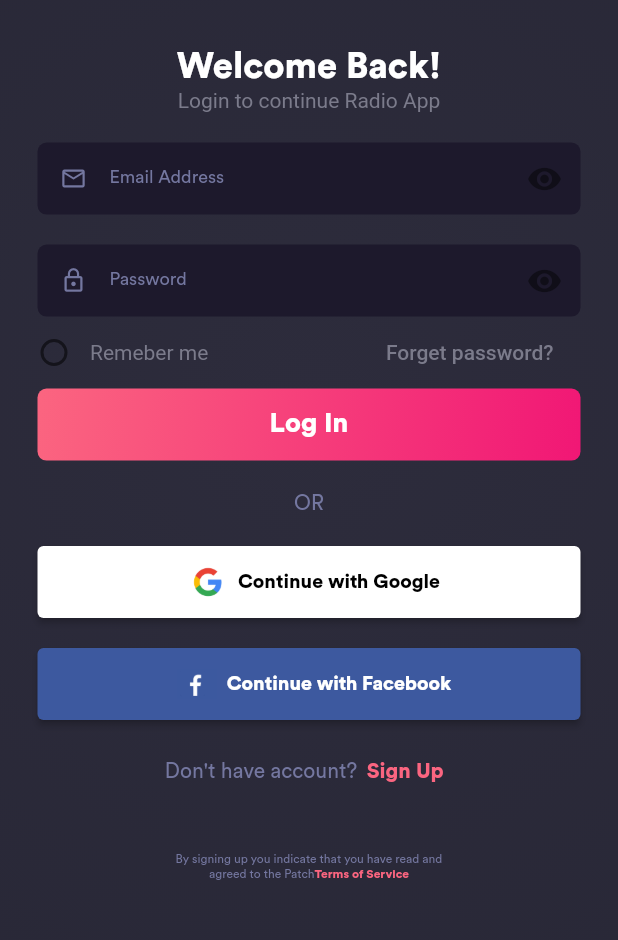
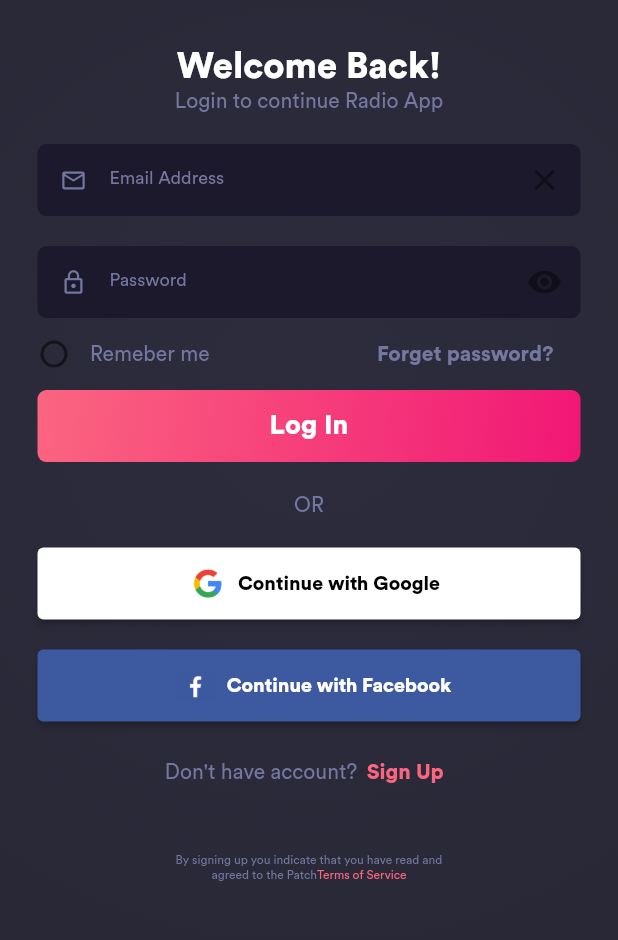
Before and after one commit to Drako-Rexon/Poddy_Caster, a Flutter app: the screen it shows after launch, on a phone screen of 412 x 824 dp, the part 213-1153 px from its top. Run offline on Flutter 3.47's test engine with Material 2 defaults, Android fonts, the phone set to English and light mode, and no system bars; our stand-ins replace get.

Commit message:
sign in UI complete dynamic remaining

```diff
--- a/lib/authorization/components/input_info_text_field.dart
+++ b/lib/authorization/components/input_info_text_field.dart
@@ -21,75 +21,11 @@ class _InputInfoTextFieldState extends State<InputInfoTextField> {
   final textController = TextEditingController();
   bool visiblePass = true;
 
-  @override
-  void initState() {
-    // TODO: implement initState
-    super.initState();
 
-    textController.addListener(() => setState(() {}));
-  }
 
   @override
   Widget build(BuildContext context) {
     double devWidth = MediaQuery.of(context).size.width;
-    return Container(
-      decoration: BoxDecoration(
-        color: Color(0xFF1D192C),
-        borderRadius: BorderRadius.circular(6),
-      ),
-      width: devWidth - 50,
-      child: TextField(
-        style: TextStyle(color: Color(0xFF7477A0)),
-        obscureText: visiblePass,
-        keyboardType: widget.inType,
-        decoration: InputDecoration(
-          fillColor: Colors.white,
-          border: InputBorder.none,
-          prefixIcon: Icon(
-            widget.icon,
-            color: Color(0xFF7477A0),
-            size: 18,
-          ),
-          // suffixIcon: textController.text.isEmpty
-          //     ? Container(width: 0)
-          //     : IconButton(
-          //         icon: Icon(
-          //           Icons.close,
-          //           color: Colors.white /*Color(0xFF7477A0)*/,
-          //         ),
-          //         onPressed: () {
-          //           textController.clear();
-          //           print(textController.text.isEmpty);
-          //         }),
-          suffixIcon: IconButton(
-            icon: visiblePass
-                ? Icon(Icons.visibility)
-                : Icon(Icons.visibility_off),
-            onPressed: () {
-              setState(() {
-                visiblePass = !visiblePass;
-              });
-            },
-          ),
-          // suffixIcon: IconButton(
-          //   icon: textController.text.isNotEmpty
-          //       ? Container(width: 0)
-          //       : Icon(Icons.close),
-          //   onPressed: () {
-          //     setState(() {
-          //       visiblePass = !visiblePass;
-          //     });
-          //   },
-          // ),
-          hintText: widget.text,
-          hintStyle: TextStyle(
-            fontFamily: 'CircularStd-Book',
-            color: Color(0xFF7477A0),
-            fontSize: 12,
-          ),
-        ),
-        textInputAction: TextInputAction.next,
-      ),
-    );
+    return Container();
   }
 }
--- a/lib/authorization/sign_in/sign_in.dart
+++ b/lib/authorization/sign_in/sign_in.dart
@@ -3,9 +3,10 @@ import 'package:get/get.dart';
 import 'package:podcast_app/Terms_of_service/terms_of_service.dart';
 import 'package:podcast_app/authorization/components/input_info_text_field.dart';
 import 'package:podcast_app/authorization/components/sign_in_button.dart';
+import 'package:podcast_app/components/normal_text.dart';
 
 class SignInPage extends StatefulWidget {
-  const SignInPage({Key? key}) : super(key: key);
+  SignInPage({Key? key}) : super(key: key);
 
   @override
   State<SignInPage> createState() => _SignInPageState();
@@ -13,12 +14,21 @@ class SignInPage extends StatefulWidget {
 
 class _SignInPageState extends State<SignInPage> {
   bool value = false;
+  bool isVisible = false;
+  final textController = TextEditingController();
+
+  @override
+  void initState() {
+    // TODO: implement initState
+    super.initState();
+    textController.addListener(() => setState(() {}));
+  }
+
   @override
   Widget build(BuildContext context) {
     double devWidth = MediaQuery.of(context).size.width;
     double devHeight = MediaQuery.of(context).size.height;
     return Scaffold(
-      // backgroundColor: RadialGradient(colors: []),
       body: SafeArea(
         child: Container(
           height: devHeight,
@@ -40,32 +50,93 @@ class _SignInPageState extends State<SignInPage> {
                       Image.asset('assets/images/logo.png', fit: BoxFit.cover),
                 ),
                 SizedBox(height: 30),
-                Text(
-                  "Welcome Back!",
-                  style: TextStyle(
-                    color: Colors.white,
-                    fontFamily: 'CircularStd',
-                    fontSize: 24,
+                NormalText(
+                  text: "Welcome Back!",
+                  isBold: true,
+                  textColor: Colors.white,
+                  textSize: 24,
+                ),
+                NormalText(text: "Login to continue Radio App"),
+                SizedBox(height: 20),
+                Container(
+                  decoration: BoxDecoration(
+                    color: Color(0xFF1D192C),
+                    borderRadius: BorderRadius.circular(6),
                   ),
-                ),
-                Text(
-                  "Login to continue Radio App",
-                  style: TextStyle(
-                    color: Color(0xFF7B7B8B),
+                  width: devWidth - 50,
+                  child: TextField(
+                    style: TextStyle(color: Color(0xFF7477A0)),
+                    keyboardType: TextInputType.emailAddress,
+                    decoration: InputDecoration(
+                      border: InputBorder.none,
+                      prefixIcon: Icon(
+                        Icons.mail_outline,
+                        color: Color(0xFF7477A0),
+                        size: 18,
+                      ),
+                      suffixIcon: textController.text.isNotEmpty
+                          ? Container(width: 0)
+                          : IconButton(
+                              icon: Icon(Icons.close),
+                              onPressed: () {
+                                setState(() {
+                                  textController.clear();
+                                });
+                              },
+                            ),
+                      hintText: "Email Address",
+                      hintStyle: TextStyle(
+                        fontFamily: 'CircularStd-Book',
+                        color: Color(0xFF7477A0),
+                        fontSize: 12,
+                      ),
+                    ),
+                    textInputAction: TextInputAction.next,
                   ),
                 ),
                 SizedBox(height: 20),
-                InputInfoTextField(
-                  text: "Email Address",
-                  icon: Icons.email_outlined,
-                  inType: TextInputType.text,
+                Container(
+                  decoration: BoxDecoration(
+                    color: Color(0xFF1D192C),
+                    borderRadius: BorderRadius.circular(6),
+                  ),
+                  width: devWidth - 50,
+                  child: TextField(
+                    obscureText: !isVisible,
+                    style: TextStyle(color: Color(0xFF7477A0)),
+                    keyboardType: TextInputType.emailAddress,
+                    decoration: InputDecoration(
+                      border: InputBorder.none,
+                      prefixIcon: Icon(
+                        Icons.lock_outline,
+                        color: Color(0xFF7477A0),
+                        size: 18,
+                      ),
+                      suffixIcon: IconButton(
+                        icon: Icon(isVisible
+                            ? Icons.visibility_off
+                            : Icons.remove_red_eye),
+                        onPressed: () {
+                          setState(() {
+                            isVisible = !isVisible;
+                          });
+                        },
+                      ),
+                      hintText: "Password",
+                      hintStyle: TextStyle(
+                        fontFamily: 'CircularStd-Book',
+                        color: Color(0xFF7477A0),
+                        fontSize: 12,
+                      ),
+                    ),
+                    textInputAction: TextInputAction.next,
+                  ),
                 ),
-                SizedBox(height: 20),
-                InputInfoTextField(
-                  text: "Password",
-                  icon: Icons.lock_outline,
-                  obsText: true,
-                ),
+                // InputInfoTextField(
+                //   text: "Password",
+                //   icon: Icons.lock_outline,
+                //   obsText: true,
+                // ),
                 Container(
                   padding: const EdgeInsets.only(left: 12, right: 27),
                   child: Row(
@@ -84,21 +155,14 @@ class _SignInPageState extends State<SignInPage> {
                               });
                             },
                           ),
-                          Text(
-                            "Remeber me",
-                            style: TextStyle(
-                              color: Color(0xFF7B7B8B),
-                            ),
-                          ),
+                          NormalText(text: "Remeber me"),
                         ],
                       ),
                       FlatButton(
                         onPressed: () {},
-                        child: Text(
-                          "Forget password?",
-                          style: TextStyle(
-                            color: Color(0xFF7B7B8B),
-                          ),
+                        child: NormalText(
+                          text: "Forget password?",
+                          isBold: true,
                         ),
                       ),
                     ],
@@ -117,24 +181,16 @@ class _SignInPageState extends State<SignInPage> {
                   child: TextButton(
                     style: ButtonStyle(),
                     onPressed: () {},
-                    child: Text(
-                      "Log In",
-                      style: TextStyle(
-                        color: Colors.white,
-                        fontFamily: 'CircularStd',
-                        fontSize: 18,
-                      ),
+                    child: NormalText(
+                      text: "Log In",
+                      textColor: Colors.white,
+                      textSize: 18,
+                      isBold: true,
                     ),
                   ),
                 ),
                 SizedBox(height: 20),
-                Text(
-                  "OR",
-                  style: TextStyle(
-                    color: Color(0xFF7477A0),
-                    fontFamily: 'CircularStd-Book',
-                  ),
-                ),
+                NormalText(text: "OR"),
                 SizedBox(height: 20),
                 SignInButtoncustom(
                   text: "Continue with Google",
@@ -151,59 +207,48 @@ class _SignInPageState extends State<SignInPage> {
                 Row(
                   mainAxisAlignment: MainAxisAlignment.center,
                   children: [
-                    Text(
-                      "Don't have account?",
-                      style: TextStyle(
-                        fontFamily: 'CircularStd-Book',
-                        color: Color(0xFF7477A0),
-                      ),
-                    ),
+                    NormalText(text: "Don't have account?"),
                     TextButton(
                       style: ButtonStyle(
                         padding: MaterialStateProperty.all(EdgeInsets.all(0)),
                       ),
                       onPressed: () {},
-                      child: Text(
-                        "Sign Up",
-                        style: TextStyle(
-                          fontFamily: 'CircularStd',
-                          color: Color(0xFFFB6580),
-                        ),
+                      child: NormalText(
+                        text: "Sign Up",
+                        textColor: Color(0xFFFB6580),
+                        isBold: true,
                       ),
                     ),
                   ],
                 ),
                 SizedBox(height: 30),
-                Text(
-                  "By signing up you indicate that you have read and",
-                  style: TextStyle(
-                    fontSize: 8,
-                    fontFamily: 'CircularStd-Book',
-                    color: Color(0xFF7477A0),
-                  ),
+                // Text(
+                //   "By signing up you indicate that you have read and",
+                //   style: TextStyle(
+                //     fontSize: 8,
+                //     fontFamily: 'CircularStd-Book',
+                //     color: Color(0xFF7477A0),
+                //   ),
+                // ),
+                NormalText(
+                  text: "By signing up you indicate that you have read and",
+                  textSize: 8,
                 ),
                 Row(
                   mainAxisAlignment: MainAxisAlignment.center,
                   children: [
-                    Text(
-                      "agreed to the Patch",
-                      style: TextStyle(
-                        fontSize: 8,
-                        fontFamily: 'CircularStd-Book',
-                        color: Color(0xFF7477A0),
-                      ),
+                    NormalText(
+                      text: "agreed to the Patch",
+                      textSize: 8,
                     ),
                     InkWell(
                       onTap: () {
                         Get.to(TermsOfService());
                       },
-                      child: Text(
-                        "Terms of Service",
-                        style: TextStyle(
-                          fontSize: 8,
-                          fontFamily: 'CircularStd',
-                          color: Color(0xFFFB6580),
-                        ),
+                      child: NormalText(
+                        text: "Terms of Service",
+                        textSize: 8,
+                        textColor: Color(0xFFFB6580),
                       ),
                     ),
                   ],
--- /dev/null
+++ b/lib/components/normal_text.dart
@@ -0,0 +1,27 @@
+import 'package:flutter/material.dart';
+
+class NormalText extends StatelessWidget {
+  const NormalText({
+    Key? key,
+    required this.text,
+    this.textSize = 14,
+    this.isBold = false,
+    this.textColor = const Color(0xFF7477A0),
+  }) : super(key: key);
+  final String text;
+  final double textSize;
+  final bool isBold;
+  final Color textColor;
+
+  @override
+  Widget build(BuildContext context) {
+    return Text(
+      text,
+      style: TextStyle(
+        fontSize: textSize,
+        fontFamily: isBold ? 'CircularStd' : 'CircularStd-Book',
+        color: textColor,
+      ),
+    );
+  }
+}
```
Also changed, not shown: lib/components/data_for_dynamic.dart (added).
